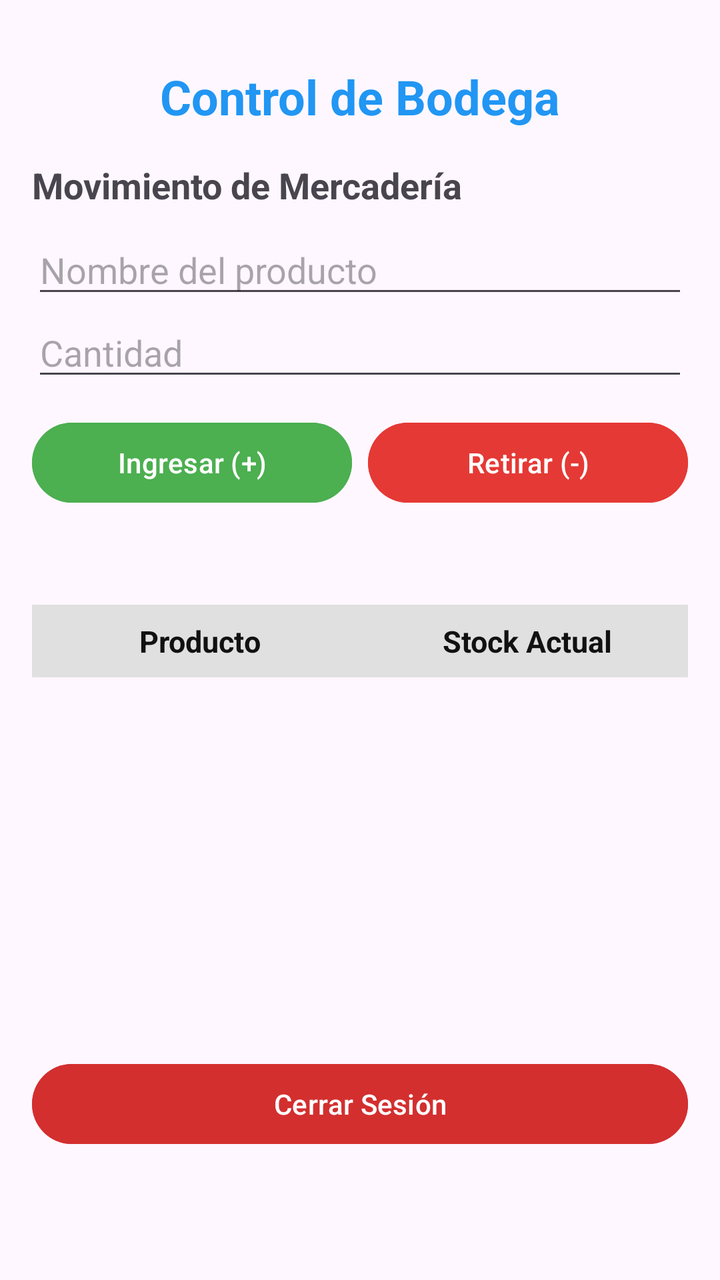
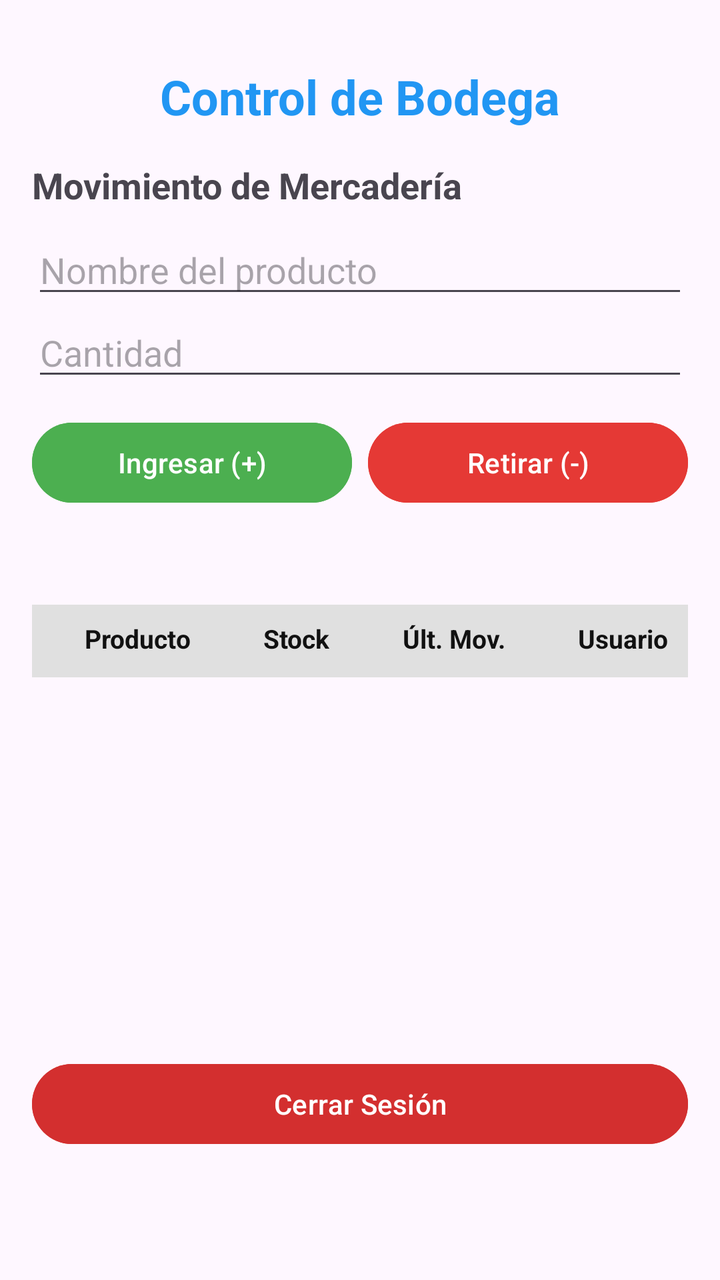

Compare the two renders of this Android layout. The source of the first and the diff that turns it into the second are given below.
<!-- AndroidManifest.xml: application theme Theme.ControlBodega -->
<!-- res/layout/activity_main.xml -->
<?xml version="1.0" encoding="utf-8"?>
<androidx.constraintlayout.widget.ConstraintLayout
    xmlns:android="http://schemas.android.com/apk/res/android"
    xmlns:app="http://schemas.android.com/apk/res-auto"
    android:id="@+id/main"
    android:layout_width="match_parent"
    android:layout_height="match_parent"
    android:padding="16dp">

    <TextView
        android:id="@+id/txtTitulo"
        android:layout_width="wrap_content"
        android:layout_height="wrap_content"
        android:text="Control de Bodega"
        android:textSize="24sp"
        android:textStyle="bold"
        android:textColor="#2196F3"
        android:layout_marginTop="16dp"
        app:layout_constraintTop_toTopOf="parent"
        app:layout_constraintStart_toStartOf="parent"
        app:layout_constraintEnd_toEndOf="parent" />

    <LinearLayout
        android:id="@+id/layoutFormulario"
        android:layout_width="match_parent"
        android:layout_height="wrap_content"
        android:orientation="vertical"
        android:layout_marginTop="16dp"
        app:layout_constraintTop_toBottomOf="@id/txtTitulo"
        app:layout_constraintStart_toStartOf="parent"
        app:layout_constraintEnd_toEndOf="parent">

        <TextView
            android:layout_width="wrap_content"
            android:layout_height="wrap_content"
            android:text="Movimiento de Mercadería"
            android:textStyle="bold"
            android:textSize="18sp"
            android:layout_marginBottom="8dp" />

        <EditText
            android:id="@+id/edtProducto"
            android:layout_width="match_parent"
            android:layout_height="wrap_content"
            android:hint="Nombre del producto"
            android:inputType="text" />

        <EditText
            android:id="@+id/edtCantidad"
            android:layout_width="match_parent"
            android:layout_height="wrap_content"
            android:hint="Cantidad"
            android:inputType="number" />

        <LinearLayout
            android:layout_width="match_parent"
            android:layout_height="wrap_content"
            android:orientation="horizontal"
            android:layout_marginTop="12dp">

            <Button
                android:id="@+id/btnIngresar"
                android:layout_width="0dp"
                android:layout_height="wrap_content"
                android:layout_weight="1"
                android:layout_marginEnd="4dp"
                android:text="Ingresar (+)"
                android:backgroundTint="#4CAF50" />

            <Button
                android:id="@+id/btnRetirar"
                android:layout_width="0dp"
                android:layout_height="wrap_content"
                android:layout_weight="1"
                android:layout_marginStart="4dp"
                android:text="Retirar (-)"
                android:backgroundTint="#E53935" />
        </LinearLayout>

        <TextView
            android:id="@+id/txtMensaje"
            android:layout_width="wrap_content"
            android:layout_height="wrap_content"
            android:textStyle="italic"
            android:layout_marginTop="8dp" />
    </LinearLayout>

    <TableLayout
        android:id="@+id/tableStock"
        android:layout_width="match_parent"
        android:layout_height="wrap_content"
        android:stretchColumns="*"
        android:layout_marginTop="20dp"
        app:layout_constraintTop_toBottomOf="@id/layoutFormulario"
        app:layout_constraintStart_toStartOf="parent"
        app:layout_constraintEnd_toEndOf="parent">

        <TableRow android:background="#E0E0E0" android:padding="8dp">
            <TextView
                android:text="Producto"
                android:textStyle="bold"
                android:textColor="#111111"
                android:textSize="15sp"
                android:gravity="center" />
            <TextView
                android:text="Stock Actual"
                android:textStyle="bold"
                android:textColor="#111111"
                android:textSize="15sp"
                android:gravity="center" />
        </TableRow>

    </TableLayout>

    <Button
        android:id="@+id/btnCerrarSesion"
        android:layout_width="match_parent"
        android:layout_height="wrap_content"
        android:layout_marginBottom="48dp"
        android:backgroundTint="#D32F2F"
        android:text="Cerrar Sesión"
        android:textColor="#FFFFFF"
        app:layout_constraintBottom_toBottomOf="parent"
        app:layout_constraintEnd_toEndOf="parent"
        app:layout_constraintHorizontal_bias="0.0"
        app:layout_constraintStart_toStartOf="parent" />

</androidx.constraintlayout.widget.ConstraintLayout>
<!-- resources referenced by this layout -->
<resources>
  <style name="Theme.ControlBodega" parent="Base.Theme.ControlBodega" />
  <style name="Base.Theme.ControlBodega" parent="Theme.Material3.DayNight.NoActionBar">
          
          
      </style>
</resources>

<!-- the commit's change to res/layout/activity_main.xml (unified diff, before → after) -->
@@ -125,4 +125,43 @@
         app:layout_constraintHorizontal_bias="0.0"
         app:layout_constraintStart_toStartOf="parent" />
 
+    <TableLayout
+        android:id="@+id/tableStock"
+        android:layout_width="match_parent"
+        android:layout_height="wrap_content"
+        android:stretchColumns="*"
+        android:layout_marginTop="20dp"
+        app:layout_constraintTop_toBottomOf="@id/layoutFormulario"
+        app:layout_constraintStart_toStartOf="parent"
+        app:layout_constraintEnd_toEndOf="parent">
+
+        <TableRow android:background="#E0E0E0" android:padding="8dp">
+            <TextView
+                android:text="Producto"
+                android:textStyle="bold"
+                android:textColor="#111111"
+                android:textSize="13sp"
+                android:gravity="center" />
+            <TextView
+                android:text="Stock"
+                android:textStyle="bold"
+                android:textColor="#111111"
+                android:textSize="13sp"
+                android:gravity="center" />
+            <TextView
+                android:text="Últ. Mov."
+                android:textStyle="bold"
+                android:textColor="#111111"
+                android:textSize="13sp"
+                android:gravity="center" />
+            <TextView
+                android:text="Usuario"
+                android:textStyle="bold"
+                android:textColor="#111111"
+                android:textSize="13sp"
+                android:gravity="center" />
+        </TableRow>
+
+    </TableLayout>
+
 </androidx.constraintlayout.widget.ConstraintLayout>
